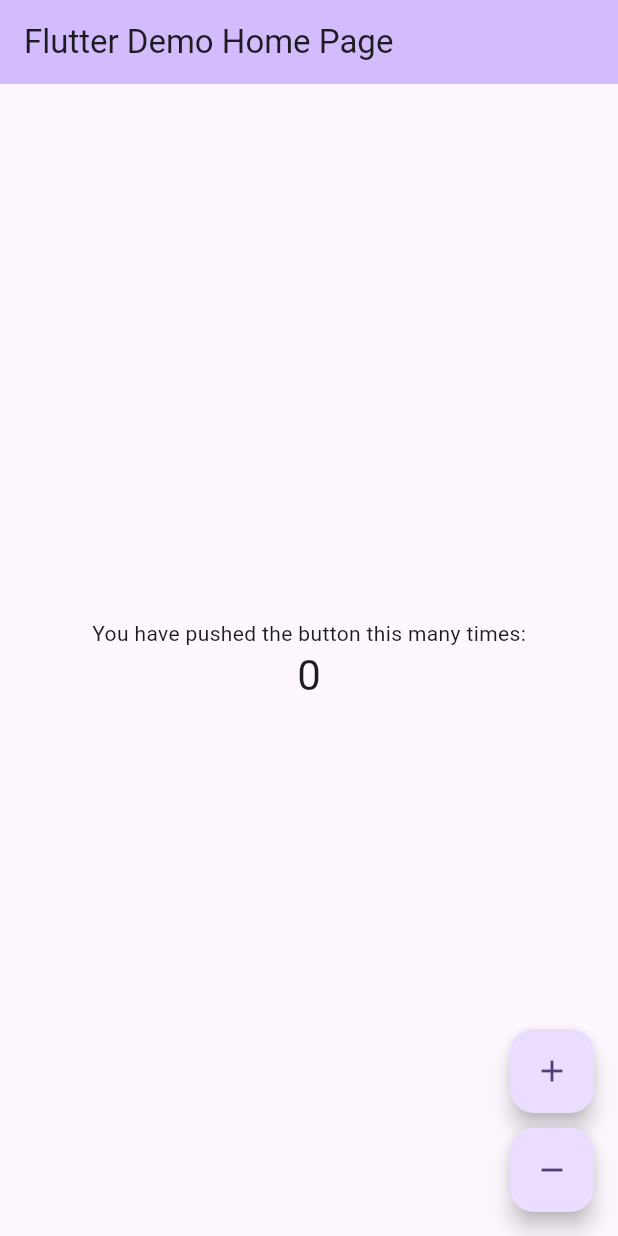
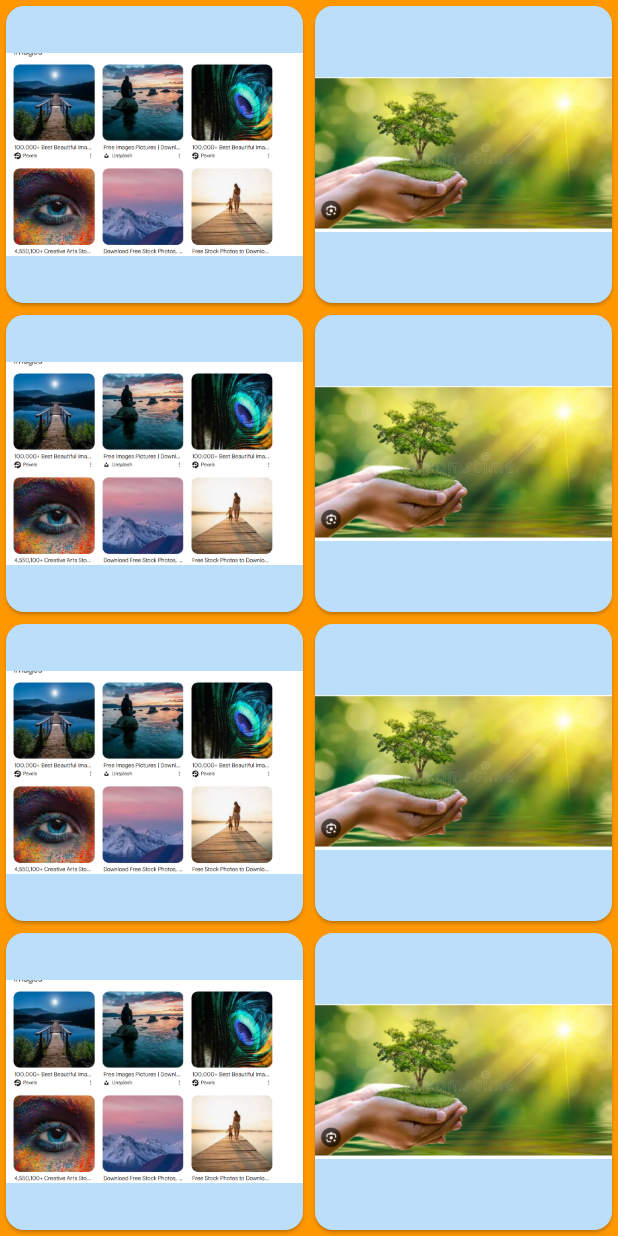
Before and after one commit to mahadi-shakkor/x, a Flutter app: the screen it shows after launch, on a phone screen of 412 x 824 dp. Run offline on Flutter 3.47's test engine with Material 3 defaults, Android fonts, the phone set to English and light mode, and no system bars.

Commit message:
add image in grid

```diff
--- a/lib/main.dart
+++ b/lib/main.dart
@@ -44,44 +44,23 @@ class _MyHomePageState extends State<MyHomePage> {
     });
   }
 
+  List image = ["images/img.png", "images/img_1.png","images/img.png", "image"
+      "s/img_1.png","images/img.png", "images/img_1.png","images/img.png", "images/img_1.png"];
+
   @override
   Widget build(BuildContext context) {
-    return Scaffold(
-      appBar: AppBar(
-        backgroundColor: Theme.of(context).colorScheme.inversePrimary,
-
-        title: Text(widget.title),
-      ),
-      body: Center(
-        child: Column(
-          mainAxisAlignment: MainAxisAlignment.center,
-          children: <Widget>[
-            const Text('You have pushed the button this many times:'),
-            Text(
-              '$_counter',
-              style: Theme.of(context).textTheme.headlineMedium,
-            ),
-          ],
+    return SafeArea(
+      child: Scaffold(
+        backgroundColor: Colors.orange,
+        body: GridView.count(
+          crossAxisCount: 2, // 2 columns
+          children: List.generate(image.length, (index) {
+            return Card(
+              color: Colors.blue[100],
+              child: Center(child: Image(image: AssetImage(image[index]))),
+            );
+          }),
         ),
-      ),
-
-      floatingActionButton: Column(
-        mainAxisSize: MainAxisSize.min,
-        children: [
-          FloatingActionButton(
-            heroTag: 'btn1',
-            onPressed: _incrementCounter,
-            tooltip: 'Increment',
-            child: Icon(Icons.add),
-          ),
-          SizedBox(height: 10),
-          FloatingActionButton(
-            heroTag: 'btn2',
-            onPressed: _decrimentCounter,
-            tooltip: 'Second Button',
-            child: Icon(Icons.remove),
-          ),
-        ],
       ),
     );
   }
```
Also changed, not shown: pubspec.yaml (+3 -4 lines), images/img.png (added), images/img_1.png (added).
